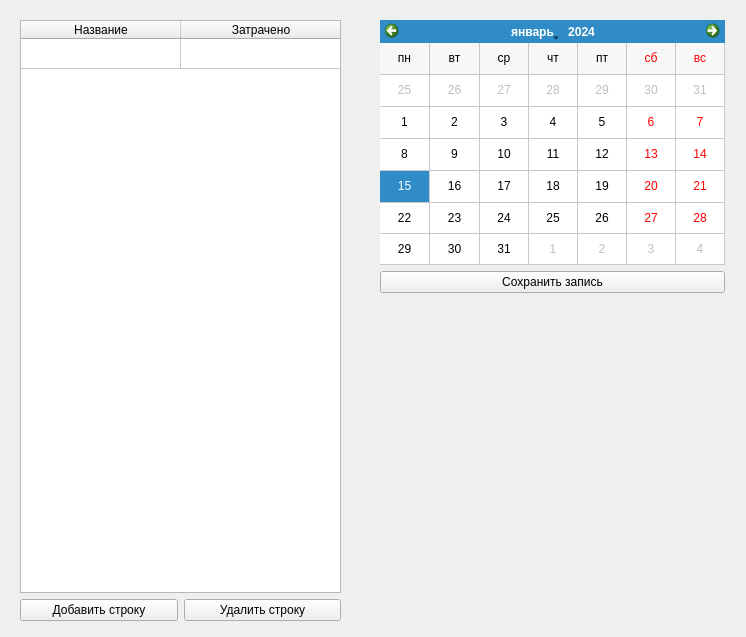
Above: ui/start_window.ui from EgzoMen/PayInfo before the change. Below: the same form after it.
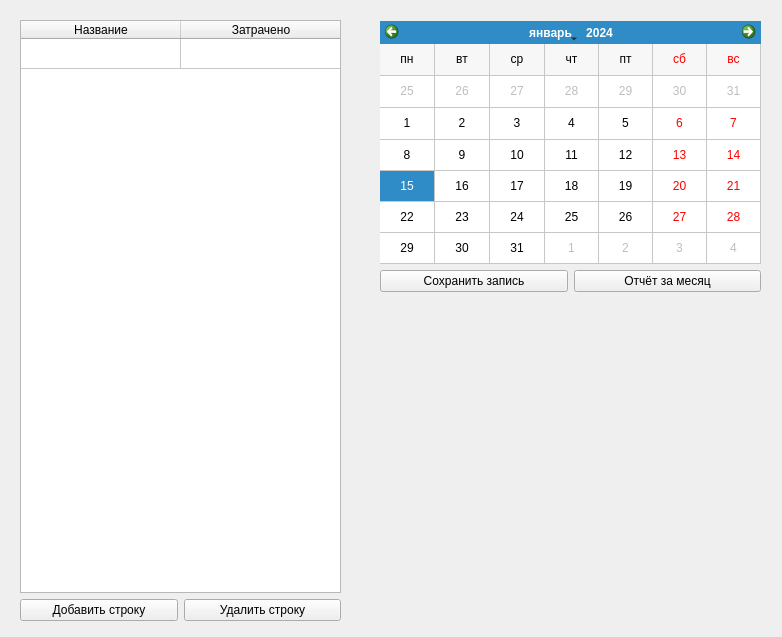
That is the form after the change.

Commit message: buttons functional

```diff
--- a/ui/start_window.ui
+++ b/ui/start_window.ui
@@ -6,7 +6,7 @@
    <rect>
     <x>0</x>
     <y>0</y>
-    <width>746</width>
+    <width>782</width>
     <height>637</height>
    </rect>
   </property>
@@ -83,13 +83,26 @@
      </item>
     </layout>
    </widget>
-   <widget class="QWidget" name="layoutWidget">
+   <widget class="QLabel" name="label">
     <property name="geometry">
      <rect>
       <x>380</x>
-      <y>20</y>
-      <width>345</width>
-      <height>273</height>
+      <y>300</y>
+      <width>381</width>
+      <height>181</height>
+     </rect>
+    </property>
+    <property name="text">
+     <string/>
+    </property>
+   </widget>
+   <widget class="QWidget" name="">
+    <property name="geometry">
+     <rect>
+      <x>380</x>
+      <y>21</y>
+      <width>381</width>
+      <height>271</height>
      </rect>
     </property>
     <layout class="QVBoxLayout" name="verticalLayout_2">
@@ -113,11 +126,22 @@
       </widget>
      </item>
      <item>
+      <layout class="QHBoxLayout" name="horizontalLayout_2">
+       <item>
       <widget class="QPushButton" name="save_record_btn">
        <property name="text">
         <string>Сохранить запись</string>
        </property>
       </widget>
+       </item>
+       <item>
+        <widget class="QPushButton" name="pushButton">
+         <property name="text">
+          <string>Отчёт за месяц</string>
+         </property>
+        </widget>
+       </item>
+      </layout>
      </item>
     </layout>
    </widget>
```
Lines whose indentation alone changed are shown as unchanged. The commit also changes 5 other files.
